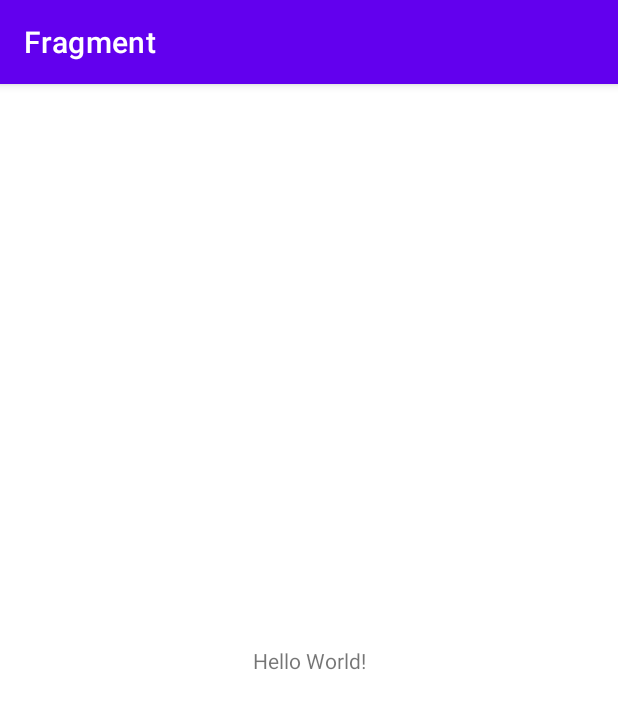
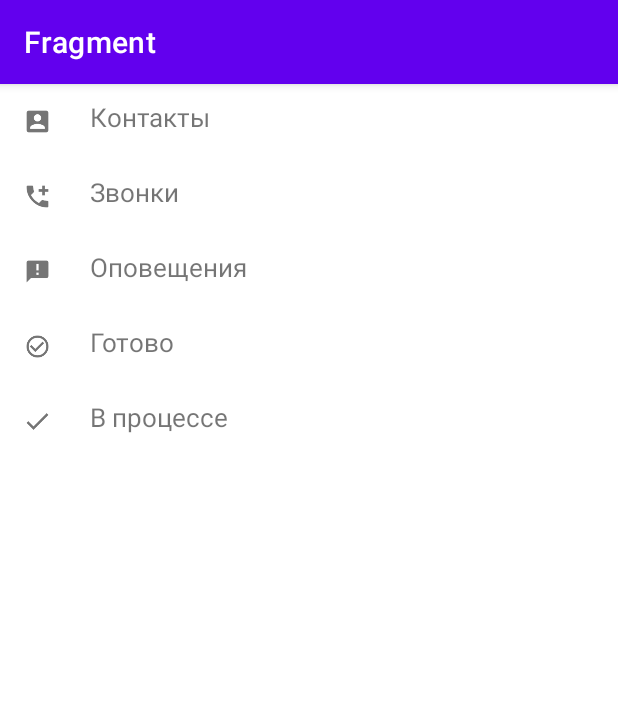
Before and after one commit to Fiskergod/Fragment, an Android app: the screen it shows after launch (MainActivity), on a phone screen of 412 x 824 dp. Shown: the top 709 px of the screen. Run offline under Robolectric (Android 15) with nearby library versions, the phone set to English and light mode, and no system bars.

Commit message:
data class and fragments created.

```diff
--- a/app/build.gradle
+++ b/app/build.gradle
@@ -33,6 +33,12 @@ dependencies {
     implementation 'androidx.appcompat:appcompat:1.2.0'
     implementation 'com.google.android.material:material:1.3.0'
     implementation 'androidx.constraintlayout:constraintlayout:2.0.4'
+    implementation 'androidx.legacy:legacy-support-v4:1.0.0'
+
+    def fragment_version = "1.3.3"
+
+    implementation "androidx.fragment:fragment:$fragment_version"
+
     testImplementation 'junit:junit:4.+'
     androidTestImplementation 'androidx.test.ext:junit:1.1.2'
     androidTestImplementation 'androidx.test.espresso:espresso-core:3.3.0'
--- /dev/null
+++ b/app/src/main/java/com/example/fragment/ListFragment.java
@@ -0,0 +1,91 @@
+package com.example.fragment;
+
+import android.content.Context;
+import android.os.Bundle;
+
+import androidx.annotation.NonNull;
+import androidx.annotation.Nullable;
+import androidx.fragment.app.Fragment;
+
+import android.view.LayoutInflater;
+import android.view.View;
+import android.view.ViewGroup;
+import android.widget.ImageView;
+import android.widget.LinearLayout;
+import android.widget.TextView;
+
+import com.example.fragment.domain.Task;
+import com.example.fragment.domain.TasksRepository;
+
+import java.util.List;
+
+public class ListFragment extends Fragment {
+
+    public interface OnTaskClicked {
+        void onTaskClicked(Task task);
+    }
+
+    private OnTaskClicked onTaskClicked;
+
+    public ListFragment() {
+        // Required empty public constructor
+    }
+
+    @Override
+    public void onAttach(@NonNull Context context) {
+        super.onAttach(context);
+
+        if (context instanceof OnTaskClicked) {
+            onTaskClicked = (OnTaskClicked) context;
+        }
+    }
+
+    @Override
+    public void onDetach() {
+        onTaskClicked = null;
+        super.onDetach();
+    }
+
+    @Override
+    public View onCreateView(LayoutInflater inflater, ViewGroup container,
+                             Bundle savedInstanceState) {
+        // Inflate the layout for this fragment
+        return inflater.inflate(R.layout.fragment_list, container, false);
+    }
+
+    @Override
+    public void onViewCreated(@NonNull View view, @Nullable Bundle savedInstanceState) {
+        super.onViewCreated(view, savedInstanceState);
+
+        List<Task> tasks = new TasksRepository().getTasks();
+
+        LinearLayout tasksList = view.findViewById(R.id.tasks_list);
+
+        for (Task task : tasks) {
+
+            View taskView = LayoutInflater.from(requireContext()).inflate(R.layout.item_deal, tasksList, false);
+
+            taskView.setOnClickListener(new View.OnClickListener() {
+                @Override
+                public void onClick(View v) {
+                    openTaskDetail(task);
+                }
+            });
+
+            ImageView image = taskView.findViewById(R.id.icon);
+            image.setImageResource(task.getDrawRes());
+
+            TextView title = taskView.findViewById(R.id.task_name);
+            title.setText(task.getTitleRes());
+
+            tasksList.addView(taskView);
+        }
+    }
+
+    private void openTaskDetail(Task task) {
+
+        if (onTaskClicked != null) {
+            onTaskClicked.onTaskClicked(task);
+        }
+    }
+}
--- a/app/src/main/java/com/example/fragment/MainActivity.java
+++ b/app/src/main/java/com/example/fragment/MainActivity.java
@@ -1,14 +1,39 @@
 package com.example.fragment;
 
 import androidx.appcompat.app.AppCompatActivity;
+import androidx.fragment.app.Fragment;
+import androidx.fragment.app.FragmentManager;
 
 import android.os.Bundle;
 
-public class MainActivity extends AppCompatActivity {
+import com.example.fragment.domain.Task;
+
+public class MainActivity extends AppCompatActivity implements ListFragment.OnTaskClicked {
+
+    private boolean isLandscape = false;
 
     @Override
     protected void onCreate(Bundle savedInstanceState) {
         super.onCreate(savedInstanceState);
         setContentView(R.layout.activity_main);
+
+        isLandscape = getResources().getBoolean(R.bool.isLand);
+
+        if (!isLandscape) {
+            FragmentManager fragmentManager = getSupportFragmentManager();
+
+            Fragment fragment = fragmentManager.findFragmentById(R.id.container);
+
+            if (fragment == null) {
+                fragmentManager.beginTransaction()
+                        .replace(R.id.container, new ListFragment())
+                        .commit();
+            }
+        }
+    }
+
+    @Override
+    public void onTaskClicked(Task task) {
+
     }
 }
--- /dev/null
+++ b/app/src/main/java/com/example/fragment/domain/Task.java
@@ -0,0 +1,57 @@
+package com.example.fragment.domain;
+
+import android.os.Parcel;
+import android.os.Parcelable;
+
+import androidx.annotation.DrawableRes;
+import androidx.annotation.StringRes;
+
+public class Task implements Parcelable {
+
+    @DrawableRes
+    private final int drawRes;
+
+    @StringRes
+    private final int titleRes;
+
+    public Task(int drawRes, int titleRes) {
+        this.drawRes = drawRes;
+        this.titleRes = titleRes;
+    }
+
+    protected Task(Parcel in) {
+        drawRes = in.readInt();
+        titleRes = in.readInt();
+    }
+
+    public static final Creator<Task> CREATOR = new Creator<Task>() {
+        @Override
+        public Task createFromParcel(Parcel in) {
+            return new Task(in);
+        }
+
+        @Override
+        public Task[] newArray(int size) {
+            return new Task[size];
+        }
+    };
+
+    public int getDrawRes() {
+        return drawRes;
+    }
+
+    public int getTitleRes() {
+        return titleRes;
+    }
+
+    @Override
+    public int describeContents() {
+        return 0;
+    }
+
+    @Override
+    public void writeToParcel(Parcel dest, int flags) {
+        dest.writeInt(drawRes);
+        dest.writeInt(titleRes);
+    }
+}
--- /dev/null
+++ b/app/src/main/java/com/example/fragment/domain/TasksRepository.java
@@ -0,0 +1,19 @@
+package com.example.fragment.domain;
+
+import com.example.fragment.R;
+
+import java.util.ArrayList;
+import java.util.List;
+
+public class TasksRepository {
+
+    public List<Task> getTasks() {
+        ArrayList<Task> tasks = new ArrayList<>();
+        tasks.add(new Task(R.drawable.ic_account_box, R.string.contacts));
+        tasks.add(new Task(R.drawable.ic_add_call, R.string.calls));
+        tasks.add(new Task(R.drawable.ic_announcement, R.string.announcements));
+        tasks.add(new Task(R.drawable.ic_check_circle_outline, R.string.done));
+        tasks.add(new Task(R.drawable.ic_done, R.string.ok));
+        return tasks;
+    }
+}
--- /dev/null
+++ b/app/src/main/res/layout-land/activity_main.xml
@@ -0,0 +1,30 @@
+<?xml version="1.0" encoding="utf-8"?>
+<androidx.constraintlayout.widget.ConstraintLayout xmlns:android="http://schemas.android.com/apk/res/android"
+    xmlns:tools="http://schemas.android.com/tools"
+    android:layout_width="match_parent"
+    android:layout_height="match_parent"
+    xmlns:app="http://schemas.android.com/apk/res-auto"
+    tools:context=".MainActivity">
+
+    <androidx.fragment.app.FragmentContainerView
+        android:id="@+id/list_fragment"
+        android:layout_width="0dp"
+        android:layout_height="0dp"
+        android:name="com.example.fragment.ListFragment"
+        app:layout_constraintTop_toTopOf="parent"
+        app:layout_constraintStart_toStartOf="parent"
+        app:layout_constraintBottom_toBottomOf="parent"
+        app:layout_constraintEnd_toStartOf="@+id/details_fragment"/>
+
+    <androidx.fragment.app.FragmentContainerView
+        android:id="@+id/details_fragment"
+        android:layout_width="0dp"
+        android:layout_height="0dp"
+        android:name="com.example.fragment.ListFragment"
+        app:layout_constraintTop_toTopOf="parent"
+        app:layout_constraintStart_toEndOf="@+id/list_fragment"
+        app:layout_constraintBottom_toBottomOf="parent"
+        app:layout_constraintEnd_toEndOf="parent"
+        tools:background="@color/purple_200"/>
+
+</androidx.constraintlayout.widget.ConstraintLayout>
--- a/app/src/main/res/layout/activity_main.xml
+++ b/app/src/main/res/layout/activity_main.xml
@@ -1,18 +1,13 @@
 <?xml version="1.0" encoding="utf-8"?>
-<androidx.constraintlayout.widget.ConstraintLayout xmlns:android="http://schemas.android.com/apk/res/android"
-    xmlns:app="http://schemas.android.com/apk/res-auto"
+<androidx.coordinatorlayout.widget.CoordinatorLayout xmlns:android="http://schemas.android.com/apk/res/android"
     xmlns:tools="http://schemas.android.com/tools"
     android:layout_width="match_parent"
     android:layout_height="match_parent"
     tools:context=".MainActivity">
 
-    <TextView
-        android:layout_width="wrap_content"
-        android:layout_height="wrap_content"
-        android:text="Hello World!"
-        app:layout_constraintBottom_toBottomOf="parent"
-        app:layout_constraintLeft_toLeftOf="parent"
-        app:layout_constraintRight_toRightOf="parent"
-        app:layout_constraintTop_toTopOf="parent" />
+    <androidx.fragment.app.FragmentContainerView
+        android:id="@+id/container"
+        android:layout_width="match_parent"
+        android:layout_height="match_parent"/>
 
-</androidx.constraintlayout.widget.ConstraintLayout>
+</androidx.coordinatorlayout.widget.CoordinatorLayout>
--- /dev/null
+++ b/app/src/main/res/layout/fragment_list.xml
@@ -0,0 +1,14 @@
+<?xml version="1.0" encoding="utf-8"?>
+<androidx.core.widget.NestedScrollView
+    xmlns:android="http://schemas.android.com/apk/res/android"
+    xmlns:tools="http://schemas.android.com/tools"
+    android:layout_width="match_parent"
+    android:layout_height="match_parent">
+
+<LinearLayout
+    android:id="@+id/tasks_list"
+    android:layout_width="match_parent"
+    android:layout_height="match_parent"
+    android:orientation="vertical"
+    tools:context=".ListFragment"/>
+</androidx.core.widget.NestedScrollView>
--- /dev/null
+++ b/app/src/main/res/layout/item_deal.xml
@@ -0,0 +1,23 @@
+<?xml version="1.0" encoding="utf-8"?>
+<LinearLayout xmlns:android="http://schemas.android.com/apk/res/android"
+    android:layout_width="match_parent"
+    android:layout_height="wrap_content"
+    xmlns:tools="http://schemas.android.com/tools"
+    android:orientation="horizontal">
+
+    <ImageView
+        android:id="@+id/icon"
+        android:layout_width="@dimen/icon_size"
+        android:layout_height="@dimen/icon_size"
+        tools:src="@drawable/ic_account_box"
+        android:layout_margin="@dimen/margin"/>
+
+    <TextView
+        android:id="@+id/task_name"
+        android:layout_width="match_parent"
+        android:layout_height="wrap_content"
+        tools:text="Contacts"
+        android:layout_margin="@dimen/margin"
+        android:textSize="@dimen/text_size"/>
+
+</LinearLayout>
--- /dev/null
+++ b/app/src/main/res/values-land/bools.xml
@@ -0,0 +1,4 @@
+<?xml version="1.0" encoding="utf-8"?>
+<resources>
+    <bool name="isLand">true</bool>
+</resources>
--- /dev/null
+++ b/app/src/main/res/values/bools.xml
@@ -0,0 +1,4 @@
+<?xml version="1.0" encoding="utf-8"?>
+<resources>
+        <bool name="isLand">false</bool>
+</resources>
--- /dev/null
+++ b/app/src/main/res/values/dimens.xml
@@ -0,0 +1,6 @@
+<?xml version="1.0" encoding="utf-8"?>
+<resources>
+    <dimen name="icon_size">30dp</dimen>
+    <dimen name="margin">10dp</dimen>
+    <dimen name="text_size">17sp</dimen>
+</resources>
--- a/app/src/main/res/values/strings.xml
+++ b/app/src/main/res/values/strings.xml
@@ -1,3 +1,8 @@
 <resources>
     <string name="app_name">Fragment</string>
+    <string name="contacts">Контакты</string>
+    <string name="calls">Звонки</string>
+    <string name="announcements">Оповещения</string>
+    <string name="done">Готово</string>
+    <string name="ok">В процессе</string>
 </resources>
```
Also changed, not shown: app/src/main/java/com/example/fragment/DetailsFragment.java (added, +50 -0 lines), app/src/main/res/layout/fragment_details.xml (added, +23 -0 lines), app/src/main/res/drawable/ic_account_box.png (added), app/src/main/res/drawable/ic_add_call.png (added), app/src/main/res/drawable/ic_announcement.png (added), app/src/main/res/drawable/ic_check_circle_outline.png (added), app/src/main/res/drawable/ic_done.png (added), gradle/wrapper/gradle-wrapper.properties.
